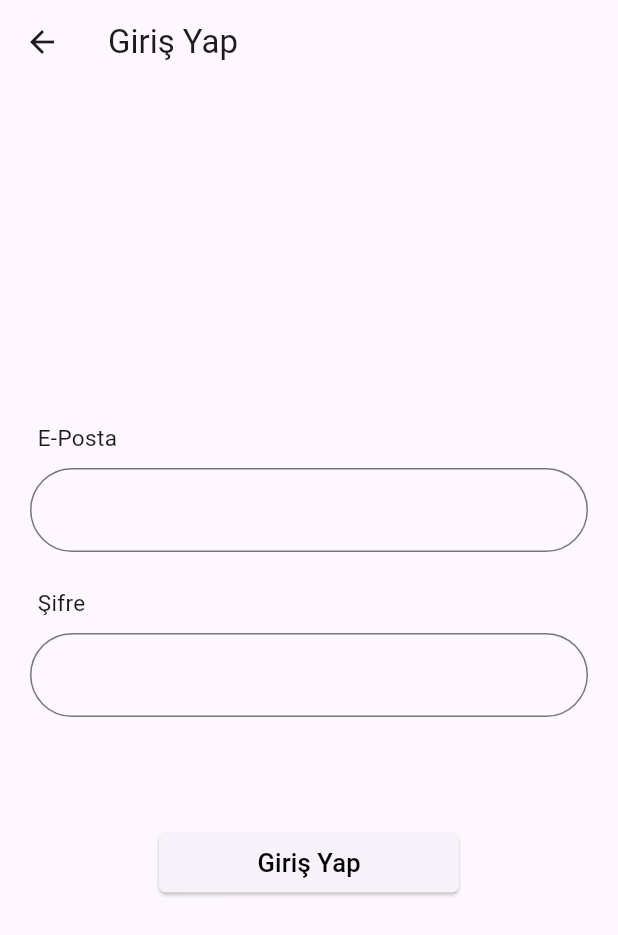
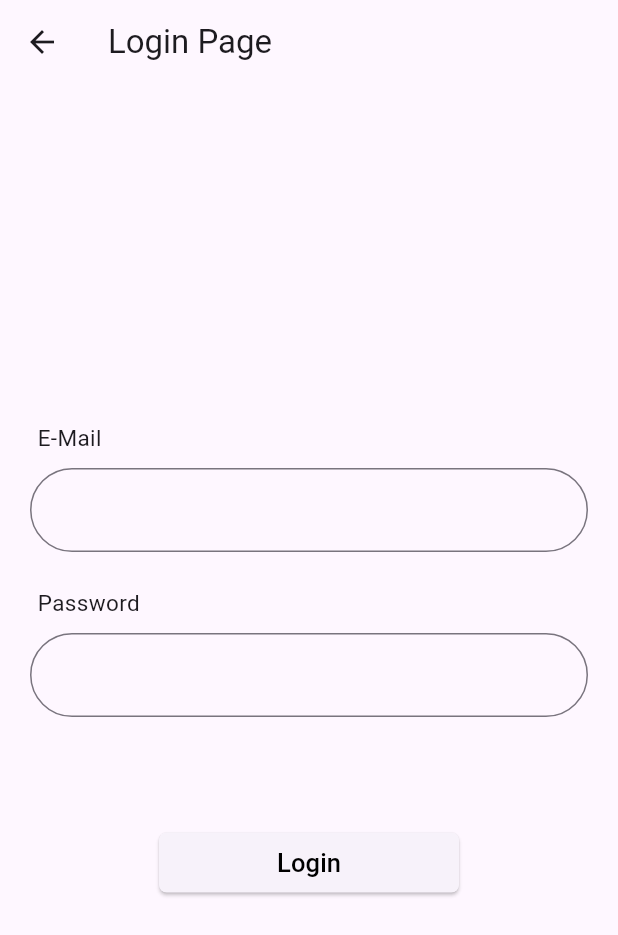
Before and after one commit to emrekemanc/formApp, a Flutter app: the screen it shows after launch, after a tap on "Login", on a phone screen of 412 x 824 dp. Shown: the top 935 px of the screen. Run offline on Flutter 3.47's test engine with Material 3 defaults, Android fonts, the phone set to English and light mode, and no system bars; our stand-ins replace firebase_auth, firebase_core; accounts and stored records are empty.

Commit message:
Değer isimleri değişikliği 3

```diff
--- a/lib/loginPage.dart
+++ b/lib/loginPage.dart
@@ -12,13 +12,13 @@ loginPagestate createState()=>loginPagestate();
 }
 class loginPagestate extends State<loginPage>{
   final _formKey = GlobalKey<FormState>();
-   late String sifre;
-   late String eposta;
+   late String password;
+   late String eMail;
   @override
   Widget build(BuildContext context) {
 
    return Scaffold(
-    appBar: AppBar(title: Text("Giriş Yap"),
+    appBar: AppBar(title: Text("Login Page"),
     ),
       resizeToAvoidBottomInset: false,
     body:Form(
@@ -32,7 +32,7 @@ class loginPagestate extends State<loginPage>{
                 children: [
                   Padding(
                     padding: EdgeInsets.only(left:25),
-                    child: Text("E-Posta",style: TextStyle(
+                    child: Text("E-Mail",style: TextStyle(
                       fontSize: 15
                     ),),
                   )
@@ -47,15 +47,15 @@ class loginPagestate extends State<loginPage>{
                       ),
                     validator: (value) {
                       if(value!.isEmpty){
-                        return "Lütfen E-Posta Giriniz";
+                        return "Please Enter Your E-Mail ";
 
                       }else{
                          return value.contains(RegExp(r'[a-z0-9._%+-]+@[a-z0-9.-]+\.[a-z]{2,3}'))?
-                         null : "Geçerli Eposta değil";
+                         null : "Please Enter In Valid E-Mail";
                       }
                     },
                     onSaved: (newValue) {
-                     eposta=newValue!;
+                     eMail=newValue!;
                    },
                     )
                ) ],
@@ -69,7 +69,7 @@ class loginPagestate extends State<loginPage>{
                 children: [
                   Padding(
                     padding: EdgeInsets.only(left:25),
-                    child: Text("Şifre",style: TextStyle(
+                    child: Text("Password",style: TextStyle(
                       fontSize: 15
                     ),),
                   )
@@ -85,13 +85,13 @@ class loginPagestate extends State<loginPage>{
                       ),
                     validator: (value) {
                       if(value!.isEmpty){
-                        return "Lütfen Şifre Giriniz";
+                        return "Please Enter Your Password";
                       }else{
                         return null;
                       }
                     },
                    onSaved: (newValue) {
-                     sifre=newValue!;
+                     password=newValue!;
                    },
                     )
                     )
@@ -104,7 +104,7 @@ class loginPagestate extends State<loginPage>{
           minimumSize: Size(200, 40),
           shape: RoundedRectangleBorder(borderRadius: BorderRadius.circular(5))
         ),
-          child: const Text("Giriş Yap",style: TextStyle(
+          child: const Text("Login",style: TextStyle(
             color: Colors.black
             ,fontSize: 17),
             ),
@@ -114,11 +114,10 @@ class loginPagestate extends State<loginPage>{
               }
               try{
              final user= await FirebaseAuth.instance.signInWithEmailAndPassword(
-              email: eposta,
-              password: sifre
+              email: eMail,
+              password: password
              );
              if(user!=null){
-              print("işlem başarılı");
               Navigator.pushReplacement(context, MaterialPageRoute(builder: (context)=>mainPage()));
              }
             } on FirebaseAuthException catch(e){
```
